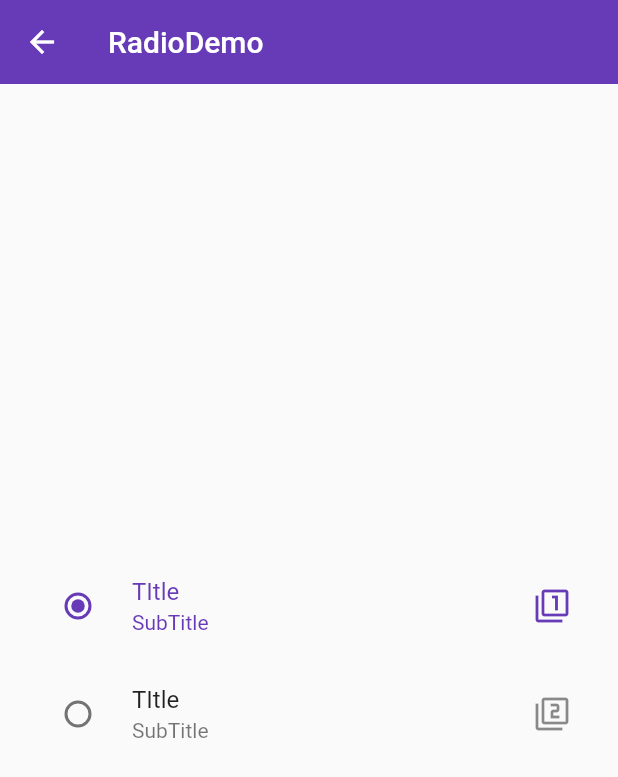
After one commit to CoderSteveJones/Flutter_Demo, a Flutter app: the RadioDemo screen opened directly, on a phone screen of 412 x 824 dp. The commit adds this screen. Shown: the top 777 px of the screen. Run offline on Flutter 3.47's test engine with Material 2 defaults, Android fonts, the phone set to English and light mode, and no system bars.

Commit message:
按钮 选择器

```diff
--- a/flutter_learning/flutter_01/lib/demo/form_demo.dart
+++ b/flutter_learning/flutter_01/lib/demo/form_demo.dart
@@ -5,6 +5,9 @@ class FormDemo extends StatelessWidget {
   Widget build(BuildContext context) {
     return Scaffold(
       body: ThemeDemo(),
+      appBar: AppBar(
+        title: Text('FormDemo'),
+      ),
     );
   }
 }
--- a/flutter_learning/flutter_01/lib/demo/material_components.dart
+++ b/flutter_learning/flutter_01/lib/demo/material_components.dart
@@ -1,4 +1,10 @@
 import 'package:flutter/material.dart';
+import '../demo/form_demo.dart';
+import 'checkbox_demo.dart';
+import 'radio_demo.dart';
+import 'switch_demo.dart';
+import 'slider_demo.dart';
+import 'dateTimeDemo.dart';
 
 class MaterialComponents extends StatelessWidget {
   @override
@@ -10,6 +16,12 @@ class MaterialComponents extends StatelessWidget {
       ),
       body: ListView(
         children: <Widget>[
+          ListItem(title: 'DateTimeDemo',page: DateTimeDemo()),
+          ListItem(title: 'SliderDemo',page: SliderDemo()),
+          ListItem(title: 'SwitchDemo',page: SwitchDemo()),
+          ListItem(title: 'RadioDemo',page: RadioDemo()),
+          ListItem(title: 'CheckboxDemo',page: CheckboxDemo()),
+          ListItem(title: 'FormDemo',page: FormDemo()),
           ListItem(title: 'FloatingActionButton',page: FloatingActionButtonDemo()),
           ListItem(title: 'Button',page: ButtonDemo()),
         ],
--- /dev/null
+++ b/flutter_learning/flutter_01/lib/demo/radio_demo.dart
@@ -0,0 +1,68 @@
+import 'package:flutter/material.dart';
+
+class RadioDemo extends StatefulWidget {
+  @override
+  _RadioDemoState createState() => _RadioDemoState();
+}
+
+class _RadioDemoState extends State<RadioDemo> {
+
+  int _radioGroupA = 0;
+
+  void _handleValueChanged (int value) {
+    setState(() {
+      _radioGroupA = value;
+    });
+  }
+
+  @override
+  Widget build(BuildContext context) {
+    return Scaffold(
+      appBar: AppBar(
+        title: Text('RadioDemo'),
+        elevation: 0.0,
+      ),
+      body: Container(
+        padding: EdgeInsets.all(16.0),
+        child: Column(
+          mainAxisAlignment: MainAxisAlignment.center,
+          children: <Widget>[
+            RadioListTile(
+              value: 0,
+              onChanged: _handleValueChanged,
+              groupValue: _radioGroupA,
+              title: Text('TItle'),
+              subtitle: Text('SubTitle'),
+              selected: _radioGroupA == 0,
+              secondary: Icon(Icons.filter_1),
+            ),
+            RadioListTile(
+              value: 1,
+              onChanged: _handleValueChanged,
+              groupValue: _radioGroupA,
+              title: Text('TItle'),
+              subtitle: Text('SubTitle'),
+              selected: _radioGroupA == 1,
+              secondary: Icon(Icons.filter_2),
+            ),
+            Row(
+              mainAxisAlignment: MainAxisAlignment.center,
+              children: <Widget>[
+//                Radio(
+//                  value: 0,
+//                  onChanged: _handleValueChanged,
+//                  groupValue: _radioGroupA,
+//                ),
+//                Radio(
+//                  value: 1,
+//                  onChanged: _handleValueChanged,
+//                  groupValue: _radioGroupA,
+//                ),
+              ],
+            ),
+          ],
+        ),
+      ),
+    );;
+  }
+}
--- a/flutter_learning/flutter_01/pubspec.yaml
+++ b/flutter_learning/flutter_01/pubspec.yaml
@@ -19,7 +19,7 @@ environment:
 dependencies:
   flutter:
     sdk: flutter
-
+  intl: 0.16.0
   # The following adds the Cupertino Icons font to your application.
   # Use with the CupertinoIcons class for iOS style icons.
   cupertino_icons: ^0.1.2
```
Also changed, not shown: flutter_learning/flutter_01/lib/demo/checkbox_demo.dart (added, +55 -0 lines), flutter_learning/flutter_01/lib/demo/dateTimeDemo.dart (added, +90 -0 lines), flutter_learning/flutter_01/lib/demo/slider_demo.dart (added, +48 -0 lines), flutter_learning/flutter_01/lib/demo/switch_demo.dart (added, +53 -0 lines), flutter_learning/flutter_01/pubspec.lock.
